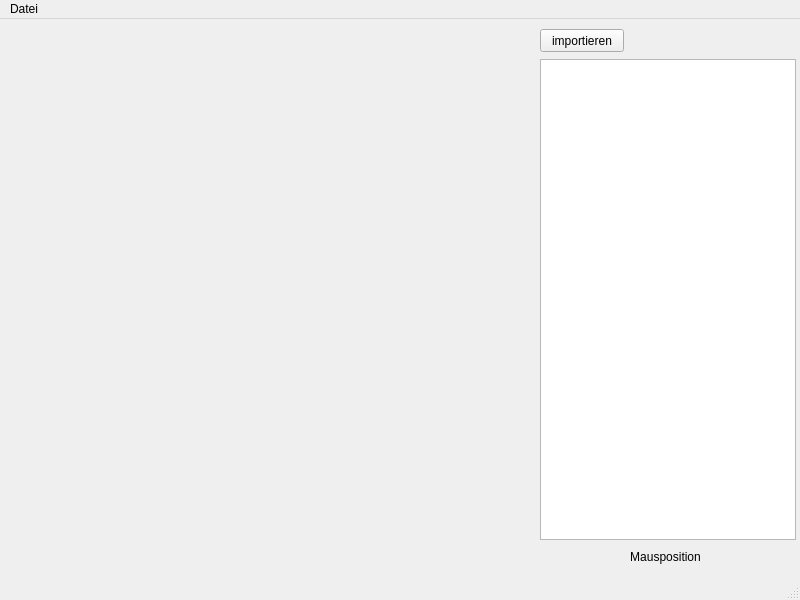
Before: the Qt Designer form mainwindow.ui in TischlerWilly/simson, drawn with Qt 5.
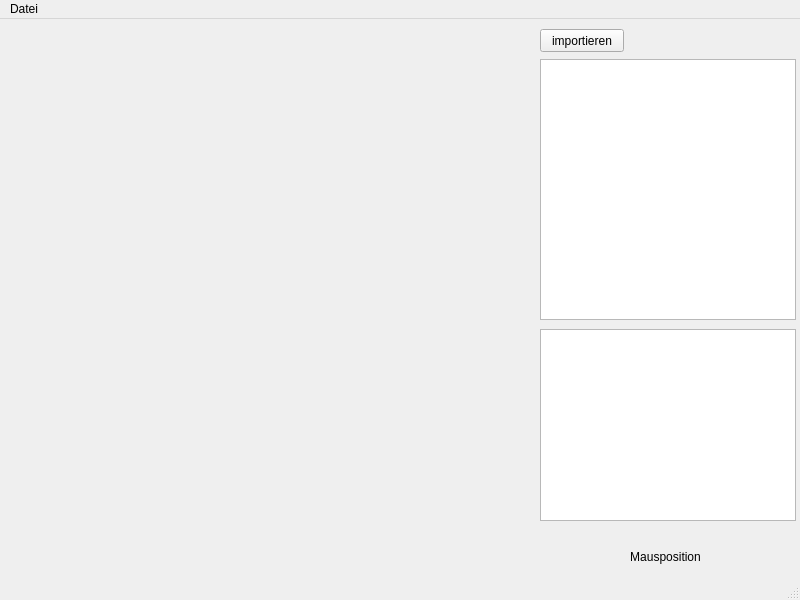
After: the same form once the commit is applied.

The edit to the form file:
```diff
--- a/mainwindow.ui
+++ b/mainwindow.ui
@@ -36,7 +36,7 @@
       <x>540</x>
       <y>40</y>
       <width>256</width>
-      <height>481</height>
+      <height>261</height>
      </rect>
     </property>
    </widget>
@@ -56,6 +56,16 @@
      <set>Qt::AlignmentFlag::AlignCenter</set>
     </property>
    </widget>
+   <widget class="QListWidget" name="listWidget_bearb">
+    <property name="geometry">
+     <rect>
+      <x>540</x>
+      <y>310</y>
+      <width>256</width>
+      <height>192</height>
+     </rect>
+    </property>
+   </widget>
   </widget>
   <widget class="QMenuBar" name="menubar">
    <property name="geometry">
```
